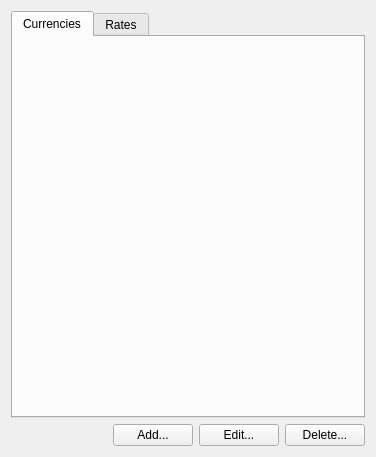
The window that app/currencywindow.ui (DarkHobbit/homewallet) describes before a commit, drawn with Qt 5.
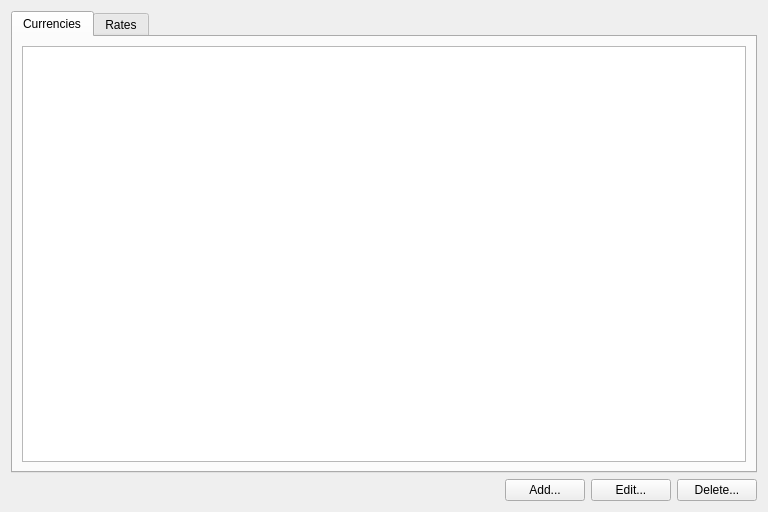
The same window after the commit. Icons and pictures are not drawn.

Patch:
```diff
--- a/app/currencywindow.ui
+++ b/app/currencywindow.ui
@@ -6,8 +6,8 @@
    <rect>
     <x>0</x>
     <y>0</y>
-    <width>376</width>
-    <height>457</height>
+    <width>768</width>
+    <height>512</height>
    </rect>
   </property>
   <property name="windowTitle">
@@ -23,6 +23,11 @@
       <attribute name="title">
        <string>Currencies</string>
       </attribute>
+      <layout class="QVBoxLayout" name="layCurrencies">
+       <item>
+        <widget class="QTableView" name="tvCurrencies"/>
+       </item>
+      </layout>
      </widget>
      <widget class="QWidget" name="tabRates">
       <attribute name="title">
```
